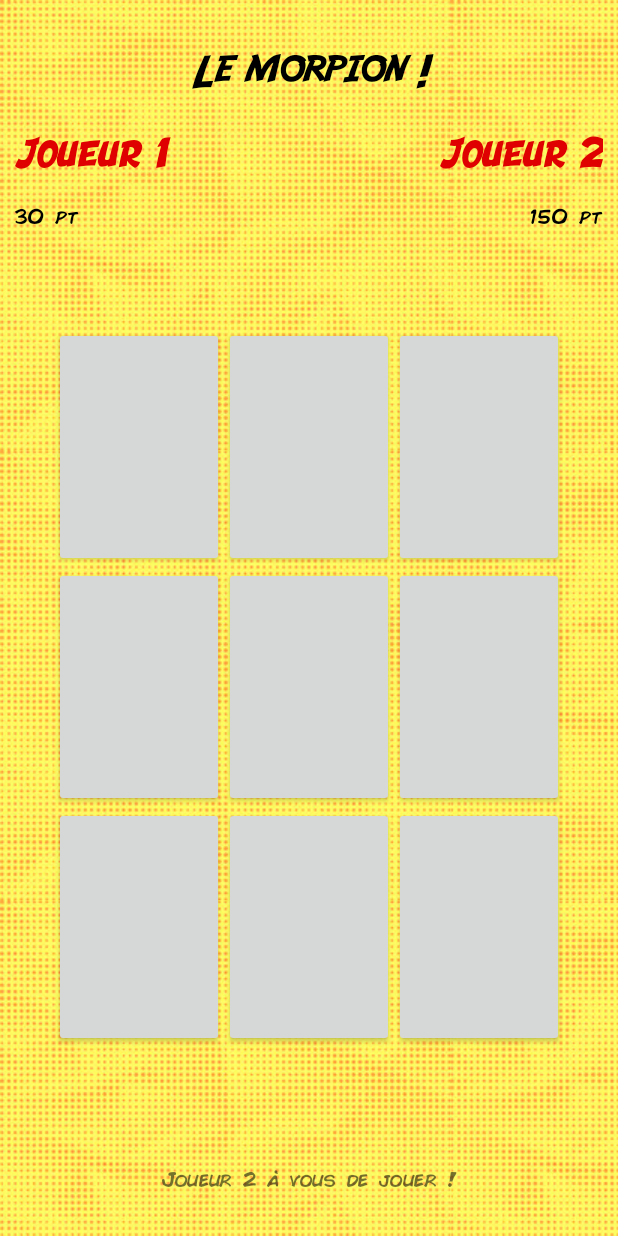
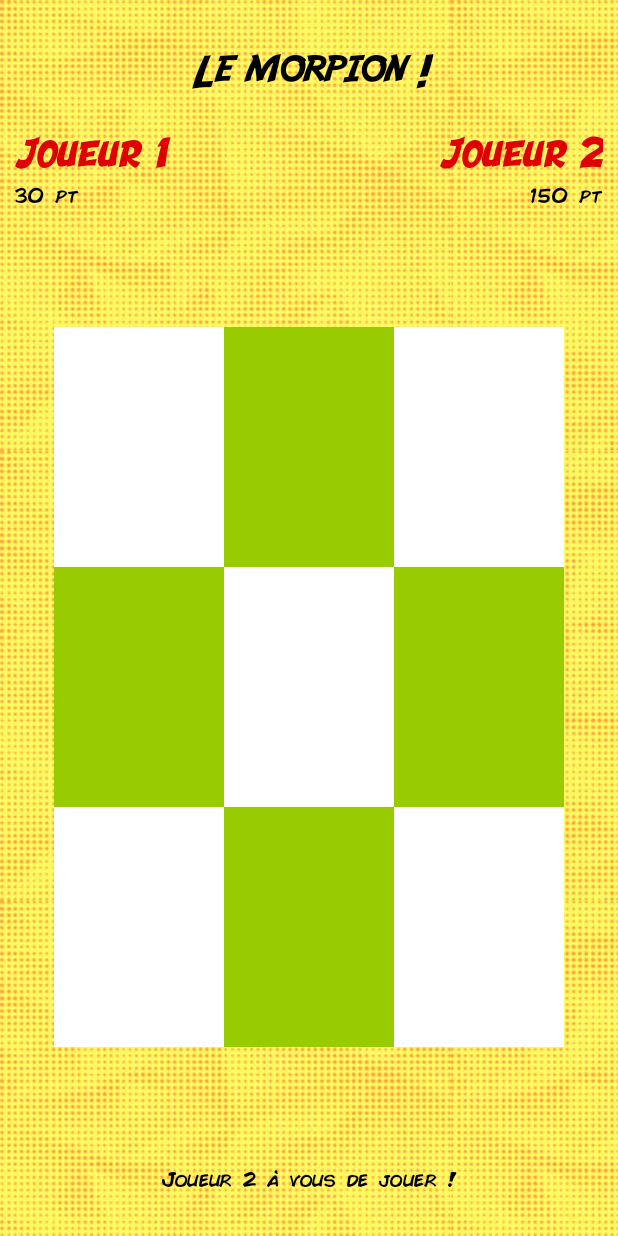
Before and after one commit to aymericzec/Android-CrazyGame, an Android app: the layout activity_morpion_p.xml on its own in the app's theme, with its tools: preview values and no code run, on a phone screen of 412 x 824 dp. Run offline under Robolectric (Android 15) with nearby library versions, the phone set to English and light mode, and no system bars.

Commit message:
Ameline - layout

```diff
--- a/app/build.gradle
+++ b/app/build.gradle
@@ -16,6 +16,7 @@ android {
             proguardFiles getDefaultProguardFile('proguard-android.txt'), 'proguard-rules.pro'
         }
     }
+    sourceSets { main { assets.srcDirs = ['src/main/assets', 'src/main/res/assets/'] } }
 }
 
 dependencies {
--- a/app/src/main/AndroidManifest.xml
+++ b/app/src/main/AndroidManifest.xml
@@ -11,13 +11,11 @@
         android:roundIcon="@mipmap/ic_launcher_round"
         android:supportsRtl="true"
         android:theme="@style/AppTheme">
-        <activity android:name=".maintest.SearchGameMorpion">
+        <activity android:name=".morpion.MorpionActivity">
             <intent-filter>
                 <action android:name="android.intent.action.MAIN" />
-
                 <category android:name="android.intent.category.LAUNCHER" />
             </intent-filter>
         </activity>
     </application>
-
 </manifest>
--- a/app/src/main/java/fr/upem/crazygame/game/morpion/MorpionActivity.java
+++ b/app/src/main/java/fr/upem/crazygame/game/morpion/MorpionActivity.java
@@ -5,8 +5,6 @@ import android.os.Handler;
 import android.support.v7.app.AppCompatActivity;
 
 import fr.upem.crazygame.R;
-import fr.upem.crazygame.morpion.GameMorpionView;
-import fr.upem.crazygame.morpion.PlayerMorpionView;
 import fr.upem.crazygame.morpion.Players;
 
 public class MorpionActivity extends AppCompatActivity {
@@ -29,10 +27,7 @@ public class MorpionActivity extends AppCompatActivity {
     public void getInformation() {
 
         Players p = getStartPlayer();
-
         morpionGame = new Morpion(p);
-
-
     }
 
     /**
--- a/app/src/main/java/fr/upem/crazygame/morpion/MorpionActivity.java
+++ b/app/src/main/java/fr/upem/crazygame/morpion/MorpionActivity.java
@@ -28,7 +28,7 @@ public class MorpionActivity extends Activity {
         super.onCreate(savedInstanceState);
         setContentView(R.layout.activity_morpion_p);
         //showpopupwin();
-        //launchMorpion();
+        launchMorpion();
     }
 
     public boolean winGame() {
@@ -62,13 +62,14 @@ public class MorpionActivity extends Activity {
     // Appeler quand on clique sur la page
     // Pas encore terminer
     public void showpopupwin(View view){
+
         LayoutInflater inflater = (LayoutInflater) MorpionActivity.this.getSystemService(Context.LAYOUT_INFLATER_SERVICE);
         getSystemService(Context.LAYOUT_INFLATER_SERVICE);
         View layout = inflater.inflate(R.layout.popupwin,
                 (ViewGroup) findViewById(R.id.popup_1));
 
         Log.d("DEBUG", layout.toString());
-        PopupWindow pw = new PopupWindow( layout, 3*(view.getWidth()/4), view.getHeight()/2, true);
+        PopupWindow pw = new PopupWindow( layout, view.getWidth(), view.getHeight(), true);
         pw.showAtLocation(layout, Gravity.CENTER, 0, 0);
 
     }
--- a/app/src/main/res/layout/activity_morpion_p.xml
+++ b/app/src/main/res/layout/activity_morpion_p.xml
@@ -11,7 +11,7 @@
     tools:context="fr.upem.crazygame.morpion.MorpionActivity"
     android:onClick="showpopupwin">
 
-    <TextView
+    <android.support.v7.widget.AppCompatTextView
         android:id="@+id/textView7"
         android:layout_width="match_parent"
         android:layout_height="wrap_content"
@@ -20,12 +20,14 @@
         android:gravity="bottom|center_horizontal"
         android:text="Le morpion !"
         android:textColor="@android:color/black"
-        android:textSize="30sp" />
+        android:textSize="30sp"
+        app:fontFamily="@font/adventure" />
 
     <LinearLayout
         android:layout_width="match_parent"
         android:layout_height="wrap_content"
         android:layout_weight="0.5"
+        android:baselineAligned="true"
         android:orientation="horizontal">
 
         <LinearLayout
@@ -34,25 +36,26 @@
             android:layout_weight="1"
             android:orientation="vertical">
 
-            <TextView
+            <android.support.v7.widget.AppCompatTextView
                 android:id="@+id/player1"
                 android:layout_width="match_parent"
                 android:layout_height="wrap_content"
-                android:layout_weight="1"
                 android:fontFamily="@font/engcomica"
-                android:paddingLeft="10dp"
+                android:includeFontPadding="true"
+                android:paddingEnd="10dp"
+                android:paddingStart="10dp"
                 android:paddingTop="15dp"
                 android:text="Joueur 1"
                 android:textColor="#DF0101"
                 android:textSize="30sp" />
 
-            <TextView
+            <android.support.v7.widget.AppCompatTextView
                 android:id="@+id/score1"
                 android:layout_width="match_parent"
                 android:layout_height="wrap_content"
-                android:layout_weight="1"
                 android:fontFamily="@font/comic_book"
                 android:paddingLeft="10dp"
+                android:paddingRight="10dp"
                 android:text="30 pt"
                 android:textColor="@android:color/black" />
         </LinearLayout>
@@ -63,27 +66,28 @@
             android:layout_weight="1"
             android:orientation="vertical">
 
-            <TextView
+            <android.support.v7.widget.AppCompatTextView
                 android:id="@+id/player2"
                 android:layout_width="match_parent"
                 android:layout_height="wrap_content"
-                android:layout_weight="1"
                 android:fontFamily="@font/engcomica"
-                android:gravity="right"
-                android:paddingRight="10dp"
+                android:includeFontPadding="true"
+                android:gravity="end"
+                android:paddingEnd="10dp"
+                android:paddingStart="10dp"
                 android:paddingTop="15dp"
                 android:text="Joueur 2"
                 android:textColor="#DF0101"
                 android:textSize="30sp" />
 
-            <TextView
+            <android.support.v7.widget.AppCompatTextView
                 android:id="@+id/score2"
                 android:layout_width="match_parent"
                 android:layout_height="wrap_content"
-                android:layout_weight="1"
                 android:fontFamily="@font/comic_book"
-                android:gravity="right"
-                android:paddingRight="10dp"
+                android:gravity="end"
+                android:paddingEnd="10dp"
+                android:paddingStart="10dp"
                 android:text="150 pt"
                 android:textColor="@android:color/black" />
 
@@ -110,26 +114,32 @@
             android:layout_height="match_parent"
             android:layout_weight="2"
             android:weightSum="5"
-            android:gravity="center">
+            android:gravity="center"
+            >
 
             <Button
                 android:id="@+id/button0"
+                style="?android:attr/borderlessButtonStyle"
                 android:layout_width="match_parent"
                 android:layout_height="match_parent"
                 android:layout_weight="1"
-                />
+                android:background="@android:color/white" />
 
             <Button
                 android:id="@+id/button1"
+                style="?android:attr/borderlessButtonStyle"
                 android:layout_width="match_parent"
                 android:layout_height="match_parent"
-                android:layout_weight="1" />
+                android:layout_weight="1"
+                android:background="@android:color/holo_green_light" />
 
             <Button
                 android:id="@+id/button2"
+                style="?android:attr/borderlessButtonStyle"
                 android:layout_width="match_parent"
                 android:layout_height="match_parent"
-                android:layout_weight="1" />
+                android:layout_weight="1"
+                android:background="@android:color/white" />
         </TableRow>
 
         <TableRow
@@ -141,21 +151,27 @@
 
             <Button
                 android:id="@+id/button3"
+                style="?android:attr/borderlessButtonStyle"
                 android:layout_width="match_parent"
                 android:layout_height="match_parent"
-                android:layout_weight="1" />
+                android:layout_weight="1"
+                android:background="@android:color/holo_green_light" />
 
             <Button
                 android:id="@+id/button4"
+                style="?android:attr/borderlessButtonStyle"
                 android:layout_width="match_parent"
                 android:layout_height="match_parent"
-                android:layout_weight="1" />
+                android:layout_weight="1"
+                android:background="@android:color/white" />
 
             <Button
                 android:id="@+id/button5"
+                style="?android:attr/borderlessButtonStyle"
                 android:layout_width="match_parent"
                 android:layout_height="match_parent"
-                android:layout_weight="1" />
+                android:layout_weight="1"
+                android:background="@android:color/holo_green_light" />
         </TableRow>
 
         <TableRow
@@ -167,32 +183,39 @@
 
             <Button
                 android:id="@+id/button6"
+                style="?android:attr/borderlessButtonStyle"
                 android:layout_width="match_parent"
                 android:layout_height="match_parent"
-                android:layout_weight="1" />
+                android:layout_weight="1"
+                android:background="@android:color/white" />
 
             <Button
                 android:id="@+id/button7"
+                style="?android:attr/borderlessButtonStyle"
                 android:layout_width="match_parent"
                 android:layout_height="match_parent"
-                android:layout_weight="1" />
+                android:layout_weight="1"
+                android:background="@android:color/holo_green_light" />
 
             <Button
                 android:id="@+id/button8"
+                style="?android:attr/borderlessButtonStyle"
                 android:layout_width="match_parent"
                 android:layout_height="match_parent"
-                android:layout_weight="1" />
+                android:layout_weight="1"
+                android:background="@android:color/white" />
         </TableRow>
 
     </TableLayout>
 
-    <TextView
+    <android.support.v7.widget.AppCompatTextView
         android:id="@+id/textView6"
         android:layout_width="match_parent"
         android:layout_height="wrap_content"
         android:layout_weight="1"
         android:fontFamily="@font/comic_book"
         android:gravity="center"
-        android:text="Joueur 2 à vous de jouer !" />
+        android:text="Joueur 2 à vous de jouer !"
+        android:textColor="@android:color/black" />
 
 </LinearLayout>
--- a/app/src/main/res/layout/popupwin.xml
+++ b/app/src/main/res/layout/popupwin.xml
@@ -1,5 +1,5 @@
 <?xml version="1.0" encoding="utf-8"?>
-<LinearLayout xmlns:android="http://schemas.android.com/apk/res/android"
+<FrameLayout xmlns:android="http://schemas.android.com/apk/res/android"
     xmlns:app="http://schemas.android.com/apk/res-auto"
     android:id="@+id/popup_1"
     android:layout_width="fill_parent"
@@ -7,19 +7,21 @@
     android:orientation="vertical"
     android:padding="10sp">
 
-    <ImageView
-        android:id="@+id/imageView"
-        android:layout_width="match_parent"
+    <ImageButton
+        android:id="@+id/imageButton"
+        android:layout_width="wrap_content"
         android:layout_height="wrap_content"
-        app:srcCompat="@drawable/win1" />
+        android:contentDescription="you lose"
+        app:srcCompat="@drawable/sad3" />
 
     <TextView
         android:id="@+id/txtView"
         android:layout_width="wrap_content"
         android:layout_height="wrap_content"
         android:layout_marginTop="5sp"
-        android:fontFamily="@font/heroes_legend"
+        android:fontFamily="@font/comic_book"
         android:text="You win !"
-        android:textSize="18sp" />
+        android:textSize="18sp"
+        android:background="@color/colorPrimaryDark"/>
 
-</LinearLayout>
+</FrameLayout>
--- a/app/src/main/res/values/colors.xml
+++ b/app/src/main/res/values/colors.xml
@@ -1,6 +1,5 @@
 <?xml version="1.0" encoding="utf-8"?>
 <resources>
-    <color name="colorPrimary">#3F51B5</color>
     <color name="colorPrimaryDark">#303F9F</color>
     <color name="colorAccent">#FF4081</color>
 </resources>
--- a/app/src/main/res/values/styles.xml
+++ b/app/src/main/res/values/styles.xml
@@ -1,13 +1,10 @@
 <resources>
-
-    <!-- Base application theme. -->
-    <style name="AppTheme" parent="Theme.AppCompat.Light.NoActionBar">
-        <!-- Customize your theme here. -->
-        <item name="colorPrimary">@color/colorPrimary</item>
+    <style name="AppTheme" parent="Theme.AppCompat.NoActionBar">
         <item name="colorPrimaryDark">@color/colorPrimaryDark</item>
         <item name="colorAccent">@color/colorAccent</item>
         <item name="android:windowNoTitle">true</item>
         <item name="android:windowFullscreen">true</item>
     </style>
+</resources>
 
-</resources>
+   <!-- parent="Theme.AppCompat.Light.NoActionBar" -->
```
Also changed, not shown: app/src/main/res/drawable/sad3.jpg (added), app/src/main/res/drawable/win.jpg (added).
